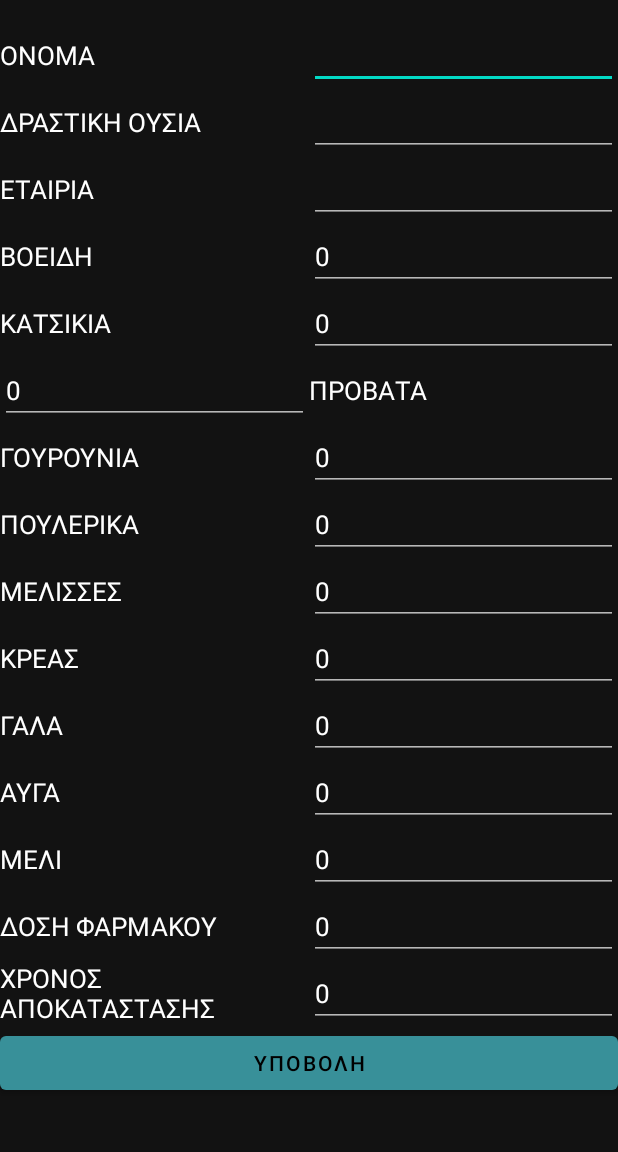
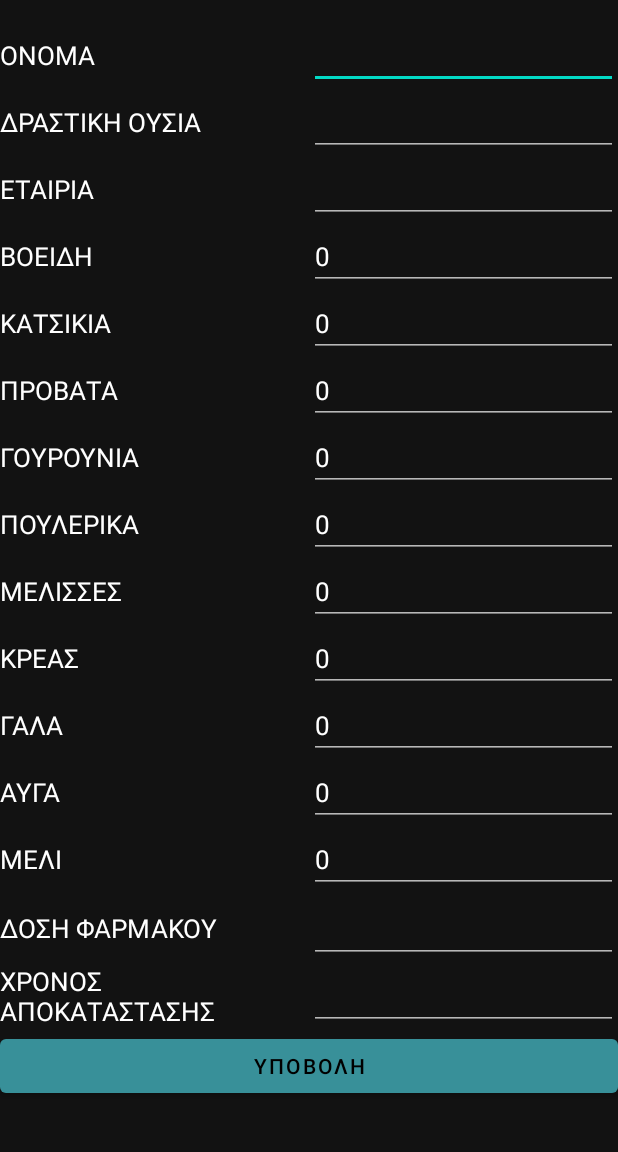
Before and after one commit to Markel18/evetagenda, an Android app: the fragment MedicineHomeFragment shown on its own in the app's theme, after a tap on "ΥΠΟΒΟΛΗ", on a phone screen of 412 x 824 dp, the part 62-1214 px from its top. Run offline under Robolectric (Android 15) with nearby library versions, the phone set to English and light mode, and no system bars; 1 statement that could not run was skipped.

Commit message:
bug fixes
fixing buggs

```diff
--- a/app/src/main/java/com/example/evetagenda/adapter/MedicineAdapter.java
+++ b/app/src/main/java/com/example/evetagenda/adapter/MedicineAdapter.java
@@ -52,7 +52,7 @@ public class MedicineAdapter extends RecyclerView.Adapter<MedicineAdapter.HeroVi
         holder.anamoniMeli.setText(String.valueOf(hero.getAnamoniMeli()));
         holder.medDosologia.setText(String.valueOf(hero.getMedDosologia()));
         holder.medXronosTherapias.setText(String.valueOf(hero.getMedXronosTherapias()));
-        holder.registerMed.setText(String.valueOf(hero.getRegisterMed()));
+//        holder.registerMed.setText(String.valueOf(hero.getRegisterMed()));
     }
 
     @Override
@@ -96,7 +96,7 @@ public class MedicineAdapter extends RecyclerView.Adapter<MedicineAdapter.HeroVi
             anamoniMeli = itemView.findViewById(R.id.anamoniMeli);
             medDosologia = itemView.findViewById(R.id.medDosologia);
             medXronosTherapias = itemView.findViewById(R.id.medXronosTherapias);
-            registerMed = itemView.findViewById(R.id.registerMed);
+            //registerMed = itemView.findViewById(R.id.registerMed);
             itemView.setOnClickListener(this);
         }
 
--- a/app/src/main/java/com/example/evetagenda/adapter/VisitAdapter.java
+++ b/app/src/main/java/com/example/evetagenda/adapter/VisitAdapter.java
@@ -47,7 +47,11 @@ public class VisitAdapter extends RecyclerView.Adapter<VisitAdapter.HeroViewHold
 
     @Override
     public int getItemCount() {
-        return heroList.size();
+        if(heroList != null){
+            return heroList.size();
+        }else{
+            return 0;
+        }
     }
 
     class HeroViewHolder extends RecyclerView.ViewHolder implements View.OnClickListener{
--- a/app/src/main/java/com/example/evetagenda/model/Medicine.java
+++ b/app/src/main/java/com/example/evetagenda/model/Medicine.java
@@ -7,18 +7,18 @@ public class Medicine implements Serializable {
     public String medName;
     public String drastikiOusia;
     public String medCompany;
-    public int anamoniBooeidi;
-    public int anamoniAiges;
-    public int anamoniProbata;
-    public int anamoniXoiroi;
-    public int anamoniIndornithes;
-    public int anamoniMelisses;
-    public int anamoniKreas;
-    public int anamoniGala;
-    public int anamoniAuga;
-    public int anamoniMeli;
+    public String anamoniBooeidi;
+    public String anamoniAiges;
+    public String anamoniProbata;
+    public String anamoniXoiroi;
+    public String anamoniIndornithes;
+    public String anamoniMelisses;
+    public String anamoniKreas;
+    public String anamoniGala;
+    public String anamoniAuga;
+    public String anamoniMeli;
     public String medDosologia;
-    public int medXronosTherapias;
+    public String medXronosTherapias;
     public String registerMed;
     public int uid;
 
@@ -39,43 +39,43 @@ public class Medicine implements Serializable {
         return medCompany;
     }
 
-    public int getAnamoniBooeidi() {
+    public String getAnamoniBooeidi() {
         return anamoniBooeidi;
     }
 
-    public int getAnamoniAiges() {
+    public String getAnamoniAiges() {
         return anamoniAiges;
     }
 
-    public int getAnamoniProbata() {
+    public String getAnamoniProbata() {
         return anamoniProbata;
     }
 
-    public int getAnamoniXoiroi() {
+    public String getAnamoniXoiroi() {
         return anamoniXoiroi;
     }
 
-    public int getAnamoniIndornithes() {
+    public String getAnamoniIndornithes() {
         return anamoniIndornithes;
     }
 
-    public int getAnamoniMelisses() {
+    public String getAnamoniMelisses() {
         return anamoniMelisses;
     }
 
-    public int getAnamoniKreas() {
+    public String getAnamoniKreas() {
         return anamoniKreas;
     }
 
-    public int getAnamoniGala() {
+    public String getAnamoniGala() {
         return anamoniGala;
     }
 
-    public int getAnamoniAuga() {
+    public String getAnamoniAuga() {
         return anamoniAuga;
     }
 
-    public int getAnamoniMeli() {
+    public String getAnamoniMeli() {
         return anamoniMeli;
     }
 
@@ -83,7 +83,7 @@ public class Medicine implements Serializable {
         return medDosologia;
     }
 
-    public int getMedXronosTherapias() {
+    public String getMedXronosTherapias() {
         return medXronosTherapias;
     }
 
--- a/app/src/main/java/com/example/evetagenda/model/Producer.java
+++ b/app/src/main/java/com/example/evetagenda/model/Producer.java
@@ -6,7 +6,7 @@ public class Producer{
     public String prodPhone;
     public String prodEmail;
     public String prodCodeEktrofis;
-    public int prodAFM;
+    public String prodAFM;
     public String prodDOY;
     public String prodArea;
     public int prodNumAnimals;
@@ -15,7 +15,7 @@ public class Producer{
     public String registerDate;
     public int uid;
 
-    public Producer(int prodID, String prodFLname, String prodPhone, String prodEmail, String prodCodeEktrofis, int prodAFM, String prodDOY, String prodArea, int prodNumAnimals, String prodTypeAnimals, String prodFiliAnimals, String registerDate, int uid) {
+    public Producer(int prodID, String prodFLname, String prodPhone, String prodEmail, String prodCodeEktrofis, String prodAFM, String prodDOY, String prodArea, int prodNumAnimals, String prodTypeAnimals, String prodFiliAnimals, String registerDate, int uid) {
         this.prodID = prodID;
         this.prodFLname = prodFLname;
         this.prodPhone = prodPhone;
@@ -54,7 +54,7 @@ public class Producer{
         return prodCodeEktrofis;
     }
 
-    public int getProdAFM() {
+    public String getProdAFM() {
         return prodAFM;
     }
 
--- a/app/src/main/java/com/example/evetagenda/ui/medicine/medicine_home/MedicineHomeFragment.java
+++ b/app/src/main/java/com/example/evetagenda/ui/medicine/medicine_home/MedicineHomeFragment.java
@@ -74,18 +74,18 @@ public class MedicineHomeFragment extends Fragment {
                 med.medName = nameTex.getText().toString();
                 med.drastikiOusia = effectiveIngredientText.getText().toString();
                 med.medCompany = company.getText().toString();
-                med.anamoniBooeidi = Integer.parseInt(beef.getText().toString());
-                med.anamoniAiges = Integer.parseInt(goat.getText().toString());
-                med.anamoniProbata = Integer.parseInt(sheep.getText().toString());
-                med.anamoniXoiroi = Integer.parseInt(pig.getText().toString());
-                med.anamoniIndornithes = Integer.parseInt(indianChicken.getText().toString());
-                med.anamoniMelisses = Integer.parseInt(bee.getText().toString());
-                med.anamoniKreas = Integer.parseInt(meat.getText().toString());
-                med.anamoniGala =Integer.parseInt( milk.getText().toString());
-                med.anamoniAuga = Integer.parseInt(egg.getText().toString());
-                med.anamoniMeli = Integer.parseInt(honey.getText().toString());
+                med.anamoniBooeidi = beef.getText().toString();
+                med.anamoniAiges = goat.getText().toString();
+                med.anamoniProbata = sheep.getText().toString();
+                med.anamoniXoiroi = pig.getText().toString();
+                med.anamoniIndornithes = indianChicken.getText().toString();
+                med.anamoniMelisses = bee.getText().toString();
+                med.anamoniKreas = meat.getText().toString();
+                med.anamoniGala = milk.getText().toString();
+                med.anamoniAuga = egg.getText().toString();
+                med.anamoniMeli = honey.getText().toString();
                 med.medDosologia = dose.getText().toString();
-                med.medXronosTherapias = Integer.parseInt(recoverType.getText().toString());
+                med.medXronosTherapias = recoverType.getText().toString();
                 med.uid =  Integer.parseInt(StartActivity.id);
 
                 Retrofit retrofit = new Retrofit.Builder()
--- a/app/src/main/res/layout/activity_medicine_delete_edit.xml
+++ b/app/src/main/res/layout/activity_medicine_delete_edit.xml
@@ -387,8 +387,6 @@
             android:layout_height="wrap_content"
             android:layout_weight="1"
             android:textSize="17dp"
-            android:inputType="number"
-            android:text="0"
             android:textAppearance="@style/Base.TextAppearance.AppCompat.Large" />
 
     </LinearLayout>
@@ -415,8 +413,6 @@
             android:layout_height="wrap_content"
             android:layout_weight="1"
             android:textSize="17dp"
-            android:inputType="number"
-            android:text="0"
             android:textAppearance="@style/Base.TextAppearance.AppCompat.Large" />
 
     </LinearLayout>
--- a/app/src/main/res/layout/activity_visit_delete_edit.xml
+++ b/app/src/main/res/layout/activity_visit_delete_edit.xml
@@ -44,7 +44,7 @@
             android:layout_height="wrap_content"
             android:layout_weight="1"
             android:textSize="19dp"
-            android:text="Προμηθευτής"
+            android:text="Πελάτης"
             android:textAppearance="@style/Base.TextAppearance.AppCompat.Large" />
 
         <Spinner
--- a/app/src/main/res/layout/fragment_medicine_home.xml
+++ b/app/src/main/res/layout/fragment_medicine_home.xml
@@ -147,6 +147,15 @@
         android:gravity="center"
         android:orientation="horizontal">
 
+        <TextView
+            android:id="@+id/anamoniProbata_text"
+            android:layout_width="0dp"
+            android:layout_height="wrap_content"
+            android:layout_weight="1"
+            android:text="ΠΡΟΒΑΤΑ"
+            android:textAppearance="@style/Base.TextAppearance.AppCompat.Large"
+            android:textSize="17dp" />
+
         <EditText
             android:id="@+id/anamoniProbata"
             android:layout_width="0dp"
@@ -157,14 +166,7 @@
             android:textAppearance="@style/Base.TextAppearance.AppCompat.Large"
             android:textSize="17dp" />
 
-        <TextView
-            android:id="@+id/anamoniProbata_text"
-            android:layout_width="0dp"
-            android:layout_height="wrap_content"
-            android:layout_weight="1"
-            android:text="ΠΡΟΒΑΤΑ"
-            android:textAppearance="@style/Base.TextAppearance.AppCompat.Large"
-            android:textSize="17dp" />
+
 
     </LinearLayout>
 
@@ -386,10 +388,9 @@
             android:layout_width="0dp"
             android:layout_height="wrap_content"
             android:layout_weight="1"
-            android:textSize="17dp"
-            android:inputType="number"
-            android:text="0"
-            android:textAppearance="@style/Base.TextAppearance.AppCompat.Large" />
+            android:textSize="19dp"
+            android:textAppearance="@style/Base.TextAppearance.AppCompat.Large"
+            />
 
     </LinearLayout>
 
@@ -415,8 +416,6 @@
             android:layout_height="wrap_content"
             android:layout_weight="1"
             android:textSize="17dp"
-            android:inputType="number"
-            android:text="0"
             android:textAppearance="@style/Base.TextAppearance.AppCompat.Large" />
 
     </LinearLayout>
--- a/app/src/main/res/layout/fragment_visit_home.xml
+++ b/app/src/main/res/layout/fragment_visit_home.xml
@@ -44,7 +44,7 @@
             android:layout_height="wrap_content"
             android:layout_weight="1"
             android:textSize="19dp"
-            android:text="Προμηθευτής"
+            android:text="Πελάτης"
             android:textAppearance="@style/Base.TextAppearance.AppCompat.Large" />
 
         <Spinner
--- a/app/src/main/res/layout/visit_recycleview_layout.xml
+++ b/app/src/main/res/layout/visit_recycleview_layout.xml
@@ -44,7 +44,7 @@
             android:layout_height="wrap_content"
             android:layout_weight="1"
             android:textSize="19dp"
-            android:text="Προμηθευτής"
+            android:text="Πελάτης"
             android:textAppearance="@style/Base.TextAppearance.AppCompat.Large" />
 
         <TextView
--- a/build.gradle
+++ b/build.gradle
@@ -5,7 +5,7 @@ buildscript {
         mavenCentral()
     }
     dependencies {
-        classpath 'com.android.tools.build:gradle:4.2.1'
+        classpath 'com.android.tools.build:gradle:7.4.2'
 
         // NOTE: Do not place your application dependencies here; they belong
         // in the individual module build.gradle files
```
Also changed, not shown: app/src/main/java/com/example/evetagenda/ui/medicine/edit_delete/MedicineEditDeleteActivity.java (+11 -11 lines), app/src/main/java/com/example/evetagenda/ui/prescription/prescription_details/PrescriptionDetailsFragment.java (+4 -4 lines), app/src/main/res/layout/medicine_recycleview_layout.xml (+0 -26 lines), gradle/wrapper/gradle-wrapper.properties.
